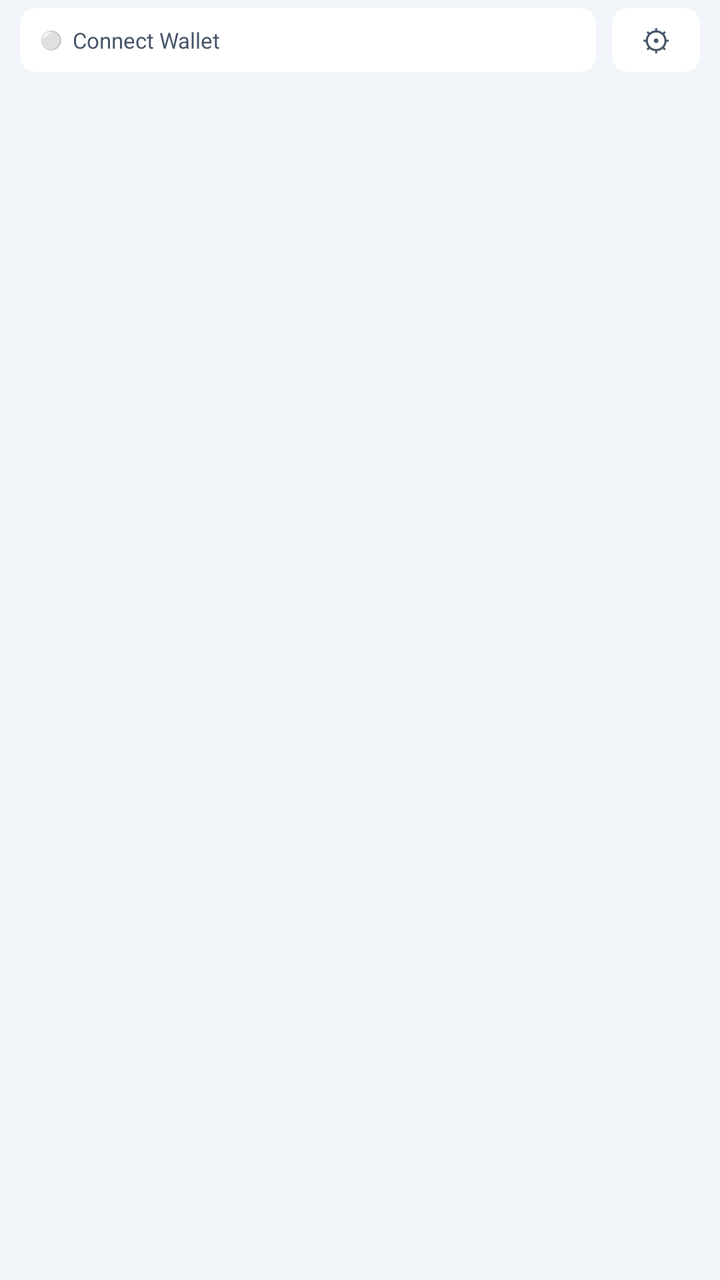
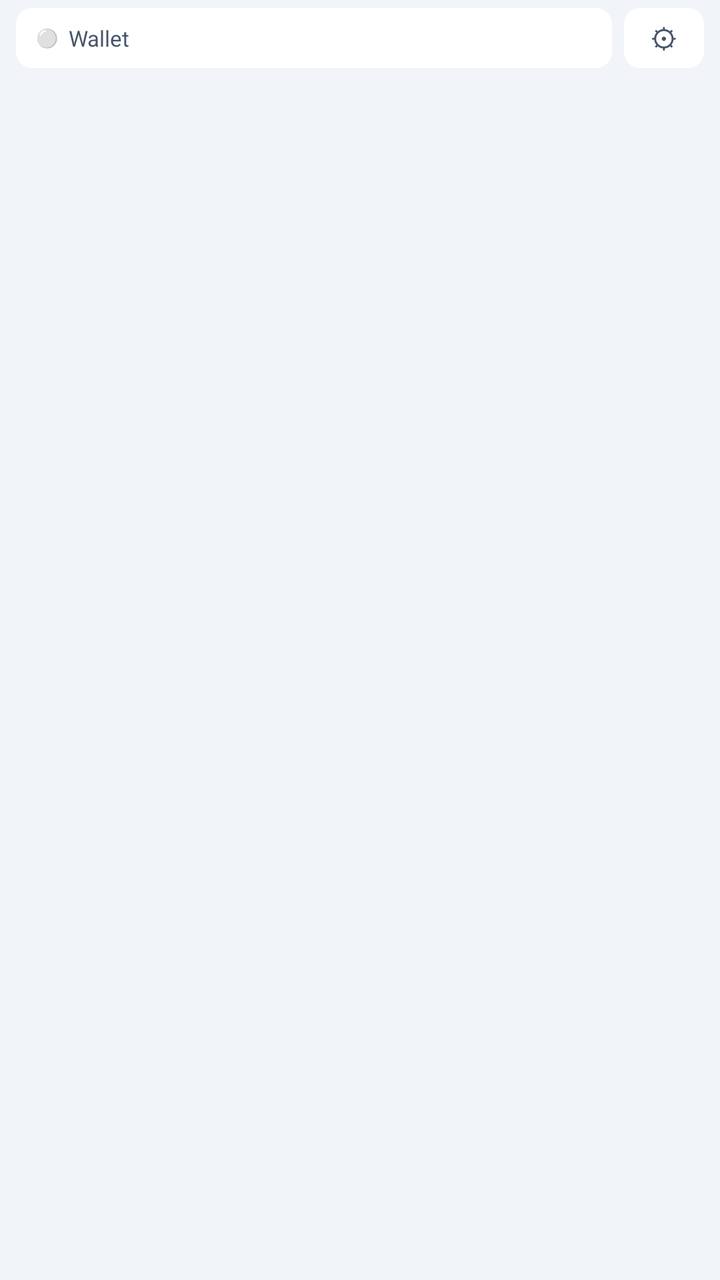

Screens rendered from an Android XML layout before and after an edit, with the pre-edit source and the edit as a unified diff.
<!-- AndroidManifest.xml: application theme Theme.Keeb -->
<!-- res/layout/view_keyboard.xml -->
<?xml version="1.0" encoding="utf-8"?>
<LinearLayout xmlns:android="http://schemas.android.com/apk/res/android"
    android:id="@+id/keyboard_root"
    android:orientation="vertical"
    android:layout_width="match_parent"
    android:layout_height="wrap_content"
    android:background="@color/keyboard_bg">

    
    <FrameLayout
        android:id="@+id/chip_container"
        android:layout_width="match_parent"
        android:layout_height="wrap_content"
        android:visibility="gone" />

    
    <LinearLayout
        android:id="@+id/utility_bar"
        android:orientation="horizontal"
        android:layout_width="match_parent"
        android:layout_height="40dp"
        android:gravity="center_vertical"
        android:paddingStart="10dp"
        android:paddingEnd="10dp"
        android:paddingTop="4dp"
        android:paddingBottom="4dp"
        android:background="@color/keyboard_bg">

        
        <LinearLayout
            android:id="@+id/btn_wallet"
            android:layout_width="0dp"
            android:layout_height="32dp"
            android:layout_weight="1"
            android:orientation="horizontal"
            android:gravity="center_vertical"
            android:background="@drawable/bg_utility_btn"
            android:paddingStart="10dp"
            android:paddingEnd="10dp"
            android:layout_marginEnd="8dp">

            <TextView
                android:id="@+id/tv_wallet_dot"
                android:layout_width="wrap_content"
                android:layout_height="wrap_content"
                android:text="⚪"
                android:textSize="9sp"
                android:layout_marginEnd="5dp" />

            <TextView
                android:id="@+id/tv_wallet_label"
                android:layout_width="0dp"
                android:layout_height="wrap_content"
                android:layout_weight="1"
                android:text="Connect Wallet"
                android:textSize="11sp"
                android:textColor="@color/text_secondary"
                android:singleLine="true"
                android:ellipsize="end" />

        </LinearLayout>

        
        <LinearLayout
            android:id="@+id/btn_settings"
            android:layout_width="44dp"
            android:layout_height="32dp"
            android:orientation="horizontal"
            android:gravity="center"
            android:background="@drawable/bg_utility_btn">

            <TextView
                android:layout_width="wrap_content"
                android:layout_height="wrap_content"
                android:text="⚙"
                android:textSize="15sp"
                android:textColor="@color/text_secondary" />

        </LinearLayout>

    </LinearLayout>

    
    <LinearLayout
        android:id="@+id/key_rows_container"
        android:orientation="vertical"
        android:layout_width="match_parent"
        android:layout_height="wrap_content"
        android:paddingStart="5dp"
        android:paddingEnd="5dp"
        android:paddingTop="4dp"
        android:paddingBottom="8dp" />

</LinearLayout>
<!-- resources referenced by this layout -->
<resources>
  <color name="keyboard_bg">#0F172A</color>
  <color name="text_secondary">#94A3B8</color>
  <!-- drawable bg_utility_btn (drawable) -->
  <?xml version="1.0" encoding="utf-8"?>
  <shape xmlns:android="http://schemas.android.com/apk/res/android"
      android:shape="rectangle">
      <solid android:color="@color/bg_surface" />
      <corners android:radius="8dp" />
  </shape>
  <style name="Theme.Keeb" parent="Theme.Material3.DayNight.NoActionBar">
          <item name="colorPrimary">@color/blue_primary</item>
          <item name="colorOnPrimary">@color/white</item>
          <item name="colorSecondary">@color/green_primary</item>
          <item name="android:statusBarColor">@color/bg_primary</item>
          <item name="android:navigationBarColor">@color/bg_primary</item>
          <item name="android:windowBackground">@color/bg_primary</item>
      </style>
  <color name="bg_surface">#1E293B</color>
  <color name="blue_primary">#3B82F6</color>
  <color name="white">#FFFFFF</color>
  <color name="green_primary">#10B981</color>
  <color name="bg_primary">#0F172A</color>
</resources>

<!-- the commit's change to res/layout/view_keyboard.xml (unified diff, before → after) -->
@@ -18,26 +18,26 @@
         android:id="@+id/utility_bar"
         android:orientation="horizontal"
         android:layout_width="match_parent"
-        android:layout_height="40dp"
+        android:layout_height="38dp"
         android:gravity="center_vertical"
-        android:paddingStart="10dp"
-        android:paddingEnd="10dp"
-        android:paddingTop="4dp"
-        android:paddingBottom="4dp"
+        android:paddingStart="8dp"
+        android:paddingEnd="8dp"
+        android:paddingTop="3dp"
+        android:paddingBottom="3dp"
         android:background="@color/keyboard_bg">
 
         
         <LinearLayout
             android:id="@+id/btn_wallet"
             android:layout_width="0dp"
-            android:layout_height="32dp"
+            android:layout_height="30dp"
             android:layout_weight="1"
             android:orientation="horizontal"
             android:gravity="center_vertical"
             android:background="@drawable/bg_utility_btn"
             android:paddingStart="10dp"
             android:paddingEnd="10dp"
-            android:layout_marginEnd="8dp">
+            android:layout_marginEnd="6dp">
 
             <TextView
                 android:id="@+id/tv_wallet_dot"
@@ -52,7 +52,7 @@
                 android:layout_width="0dp"
                 android:layout_height="wrap_content"
                 android:layout_weight="1"
-                android:text="Connect Wallet"
+                android:text="Wallet"
                 android:textSize="11sp"
                 android:textColor="@color/text_secondary"
                 android:singleLine="true"
@@ -63,8 +63,8 @@
         
         <LinearLayout
             android:id="@+id/btn_settings"
-            android:layout_width="44dp"
-            android:layout_height="32dp"
+            android:layout_width="40dp"
+            android:layout_height="30dp"
             android:orientation="horizontal"
             android:gravity="center"
             android:background="@drawable/bg_utility_btn">
@@ -73,7 +73,7 @@
                 android:layout_width="wrap_content"
                 android:layout_height="wrap_content"
                 android:text="⚙"
-                android:textSize="15sp"
+                android:textSize="14sp"
                 android:textColor="@color/text_secondary" />
 
         </LinearLayout>
@@ -88,7 +88,7 @@
         android:layout_height="wrap_content"
         android:paddingStart="5dp"
         android:paddingEnd="5dp"
-        android:paddingTop="4dp"
-        android:paddingBottom="8dp" />
+        android:paddingTop="3dp"
+        android:paddingBottom="10dp" />
 
 </LinearLayout>
